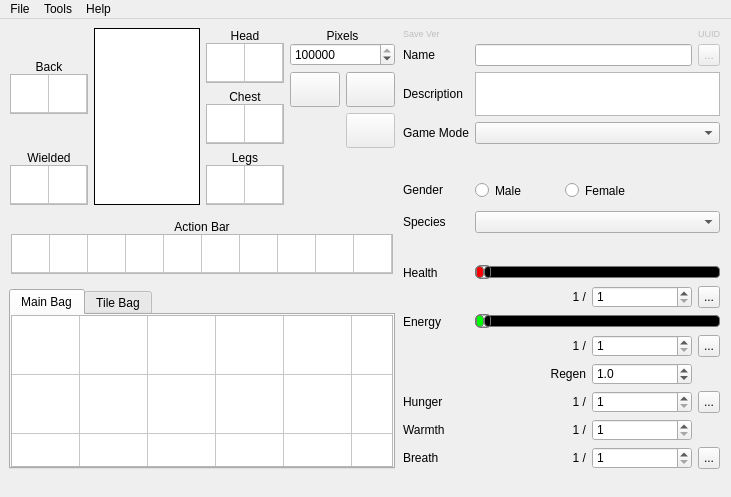
wizzomafizzo/starcheat, file starcheat/templates/MainWindow.ui: the form before one commit.
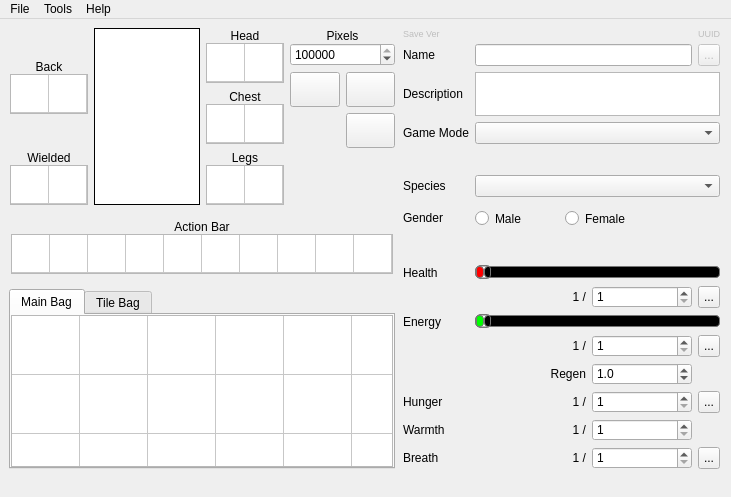
The form after the commit. Icons and pictures are not drawn.

What changed in the file:
```diff
--- a/starcheat/templates/MainWindow.ui
+++ b/starcheat/templates/MainWindow.ui
@@ -821,10 +821,7 @@
              </widget>
             </item>
             <item row="1" column="1">
-             <widget class="QPushButton" name="blueprints_button_2">
-              <property name="enabled">
-               <bool>false</bool>
-              </property>
+             <widget class="QPushButton" name="techs_button">
               <property name="sizePolicy">
                <sizepolicy hsizetype="Minimum" vsizetype="Minimum">
                 <horstretch>0</horstretch>
@@ -1655,16 +1652,6 @@
        </widget>
       </item>
       <item row="5" column="0">
-       <widget class="QLabel" name="gender_label">
-        <property name="text">
-         <string>Gender</string>
-        </property>
-        <property name="alignment">
-         <set>Qt::AlignLeading|Qt::AlignLeft|Qt::AlignVCenter</set>
-        </property>
-       </widget>
-      </item>
-      <item row="6" column="0">
        <widget class="QLabel" name="race_label">
         <property name="text">
          <string>Species</string>
@@ -1739,7 +1726,7 @@
         </item>
        </layout>
       </item>
-      <item row="6" column="1">
+      <item row="5" column="1">
        <widget class="QComboBox" name="race"/>
       </item>
       <item row="1" column="1">
@@ -2008,56 +1995,6 @@
         </item>
        </layout>
       </item>
-      <item row="5" column="1">
-       <widget class="QWidget" name="gender_group" native="true">
-        <property name="minimumSize">
-         <size>
-          <width>200</width>
-          <height>30</height>
-         </size>
-        </property>
-        <property name="maximumSize">
-         <size>
-          <width>16777215</width>
-          <height>30</height>
-         </size>
-        </property>
-        <widget class="QRadioButton" name="male">
-         <property name="geometry">
-          <rect>
-           <x>0</x>
-           <y>0</y>
-           <width>91</width>
-           <height>31</height>
-          </rect>
-         </property>
-         <property name="text">
-          <string>Male</string>
-         </property>
-         <property name="icon">
-          <iconset resource="../resources.qrc">
-           <normaloff>:/starcheat/images/icons/glyphicons_003_user.png</normaloff>:/starcheat/images/icons/glyphicons_003_user.png</iconset>
-         </property>
-        </widget>
-        <widget class="QRadioButton" name="female">
-         <property name="geometry">
-          <rect>
-           <x>90</x>
-           <y>0</y>
-           <width>111</width>
-           <height>31</height>
-          </rect>
-         </property>
-         <property name="text">
-          <string>Female</string>
-         </property>
-         <property name="icon">
-          <iconset resource="../resources.qrc">
-           <normaloff>:/starcheat/images/icons/glyphicons_004_girl.png</normaloff>:/starcheat/images/icons/glyphicons_004_girl.png</iconset>
-         </property>
-        </widget>
-       </widget>
-      </item>
       <item row="13" column="0">
        <widget class="QLabel" name="food_label">
         <property name="text">
@@ -2182,6 +2119,79 @@
         </property>
        </widget>
       </item>
+      <item row="6" column="0">
+       <widget class="QLabel" name="gender_label">
+        <property name="text">
+         <string>Gender</string>
+        </property>
+        <property name="alignment">
+         <set>Qt::AlignLeading|Qt::AlignLeft|Qt::AlignVCenter</set>
+        </property>
+       </widget>
+      </item>
+      <item row="6" column="1">
+       <widget class="QWidget" name="gender_group" native="true">
+        <property name="minimumSize">
+         <size>
+          <width>200</width>
+          <height>30</height>
+         </size>
+        </property>
+        <property name="maximumSize">
+         <size>
+          <width>16777215</width>
+          <height>30</height>
+         </size>
+        </property>
+        <widget class="QRadioButton" name="male">
+         <property name="geometry">
+          <rect>
+           <x>0</x>
+           <y>0</y>
+           <width>91</width>
+           <height>31</height>
+          </rect>
+         </property>
+         <property name="text">
+          <string>Male</string>
+         </property>
+         <property name="icon">
+          <iconset resource="../resources.qrc">
+           <normaloff>:/starcheat/images/icons/glyphicons_003_user.png</normaloff>:/starcheat/images/icons/glyphicons_003_user.png</iconset>
+         </property>
+        </widget>
+        <widget class="QRadioButton" name="female">
+         <property name="geometry">
+          <rect>
+           <x>90</x>
+           <y>0</y>
+           <width>111</width>
+           <height>31</height>
+          </rect>
+         </property>
+         <property name="text">
+          <string>Female</string>
+         </property>
+         <property name="icon">
+          <iconset resource="../resources.qrc">
+           <normaloff>:/starcheat/images/icons/glyphicons_004_girl.png</normaloff>:/starcheat/images/icons/glyphicons_004_girl.png</iconset>
+         </property>
+        </widget>
+       </widget>
+      </item>
+      <item row="4" column="0">
+       <spacer name="verticalSpacer_7">
+        <property name="orientation">
+         <enum>Qt::Vertical</enum>
+        </property>
+        <property name="sizeHint" stdset="0">
+         <size>
+          <width>20</width>
+          <height>40</height>
+         </size>
+        </property>
+       </spacer>
+      </item>
      </layout>
     </item>
    </layout>
```
Left out of the diff: 41 changed lines with no effect on the pictures.
